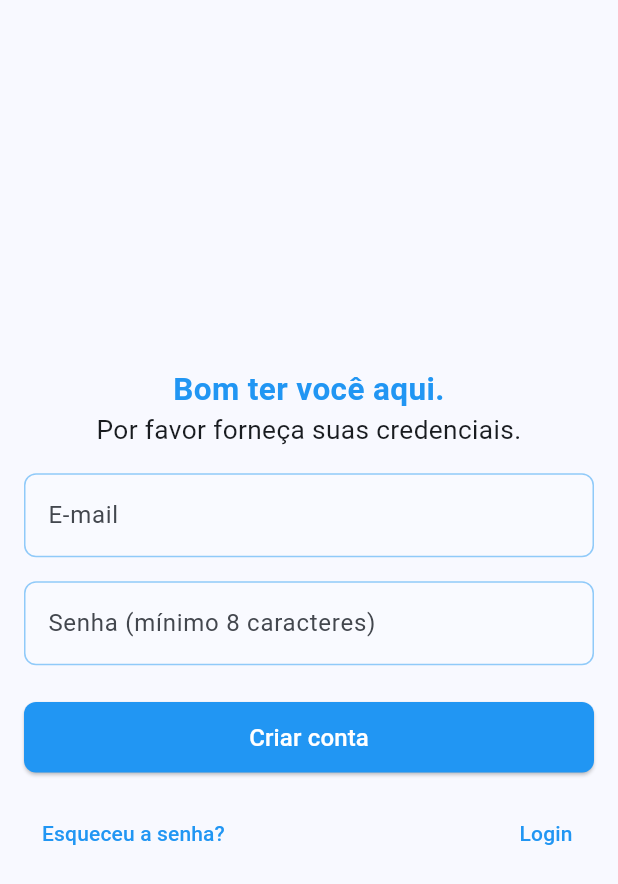
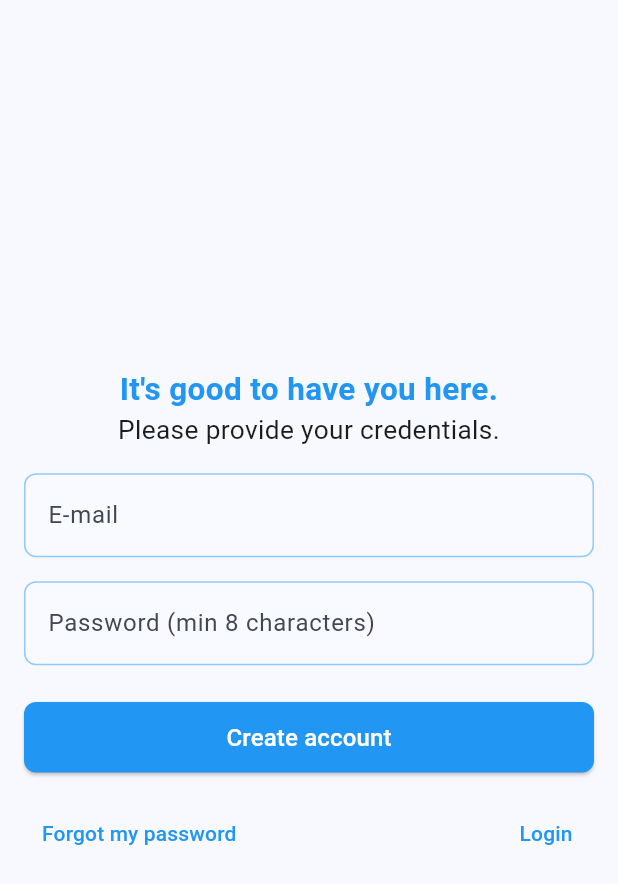
Before and after one commit to JP-Go/forecast-app-flutter, a Flutter app: the screen it shows after launch, after a tap on "Criar conta", on a phone screen of 412 x 824 dp. Shown: the top 884 px of the screen. Run offline on Flutter 3.47's test engine with Material 3 defaults, Android fonts, the phone set to English and light mode, and no system bars; our stand-ins replace flutter_dotenv, geolocator, logger; missing offline and left inert: form_validation; statements that could not run were skipped.

```diff
--- /dev/null
+++ b/lib/src/exceptions/location_service_disabled.dart
@@ -0,0 +1,3 @@
+class LocationServiceDisabled extends Error {
+  final message = "Location services disabled.";
+}
--- a/lib/src/views/public/login.dart
+++ b/lib/src/views/public/login.dart
@@ -43,7 +43,7 @@ class _LoginFormState extends State<LoginForm> {
   var _onSignup = false;
 
   final List<Map<String, String>> _validCreds = [
-    {"email": "email@teste.com", "password": "senhasegura"},
+    {"email": "test@test.com", "password": "password"},
   ];
 
   final _formKey = GlobalKey<FormState>();
@@ -69,7 +69,7 @@ class _LoginFormState extends State<LoginForm> {
                   textScaler: TextScaler.linear(1.5),
                 ),
                 const Text(
-                  "Por favor forneça suas credenciais.",
+                  "Please provide your credentials.",
                   textAlign: TextAlign.center,
                   textScaler: TextScaler.linear(1.25),
                 ),
@@ -94,8 +94,10 @@ class _LoginFormState extends State<LoginForm> {
                 TextFormField(
                   controller: _passwordController,
                   autovalidateMode: AutovalidateMode.onUnfocus,
-                  validator: (value) =>
-                      _passwordValidator.validate(label: "Senha", value: value),
+                  validator: (value) => _passwordValidator.validate(
+                    label: "Password",
+                    value: value,
+                  ),
                   decoration: InputDecoration(
                     labelText: _passwordFieldLabel,
                     border: OutlineInputBorder(),
@@ -126,7 +128,7 @@ class _LoginFormState extends State<LoginForm> {
                         // Forgot password logic will be implemented later
                         loginLogger.i('Forgot password requested');
                       },
-                      child: const Text('Esqueceu a senha?'),
+                      child: const Text('Forgot my password'),
                     ),
                     TextButton(
                       onPressed: _onClickSignup,
@@ -153,25 +155,25 @@ class _LoginFormState extends State<LoginForm> {
     setState(() {
       _onSignup = !_onSignup;
       if (!_onSignup) {
-        _passwordFieldLabel = "Senha";
+        _passwordFieldLabel = "Password";
         _loginButtonText = "Login";
-        _signUpText = "Criar conta";
-        _titleText = "Bem vindo de volta!";
+        _signUpText = "Sign up";
+        _titleText = "Welcome back!";
         return;
       }
-      _passwordFieldLabel = "Senha (mínimo 8 caracteres)";
-      _loginButtonText = "Criar conta";
+      _passwordFieldLabel = "Password (min 8 characters)";
+      _loginButtonText = "Create account";
       _signUpText = "Login";
-      _titleText = "Bom ter você aqui.";
+      _titleText = "It's good to have you here.";
     });
     loginLogger.i('Sign up requested');
   }
 
   void _onSubmitLoginForm() {
     if (!_formKey.currentState!.validate()) {
-      ScaffoldMessenger.of(
-        context,
-      ).showSnackBar(const SnackBar(content: Text("Campos inválidos. ")));
+      ScaffoldMessenger.of(context).showSnackBar(
+        const SnackBar(content: Text("Invalid fields. Try again.")),
+      );
       return;
     }
     if (_onSignup) {
@@ -181,20 +183,19 @@ class _LoginFormState extends State<LoginForm> {
       });
       _onClickSignup();
       return;
-      // TODO: navigate to the next screen
     }
     if (!_validCreds.any((creds) {
       return creds["email"] == _emailController.text.trim() &&
           creds["password"] == _passwordController.text.trim();
     })) {
       ScaffoldMessenger.of(context).showSnackBar(
-        const SnackBar(content: Text("Credenciais inválidas. Tente novamente")),
+        const SnackBar(content: Text("Invalid credentials. Try again.")),
       );
       return;
     }
-    ScaffoldMessenger.of(context).showSnackBar(
-      const SnackBar(content: Text("Credenciais válidadas. Entrando.")),
-    );
+    ScaffoldMessenger.of(
+      context,
+    ).showSnackBar(const SnackBar(content: Text("Loading.")));
     Navigator.of(context).pushReplacement(
       MaterialPageRoute(builder: (context) => const ForecastView()),
     );
```
Also changed, not shown: lib/src/views/authenticated/forecast.dart (+89 -15 lines), 1 other file.
